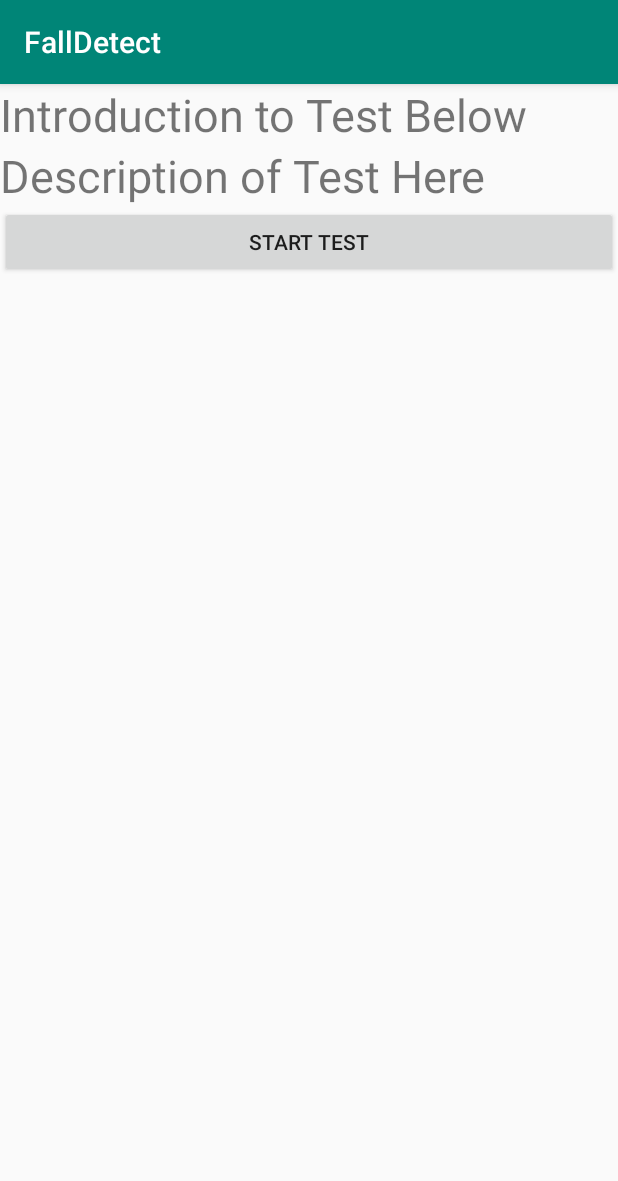
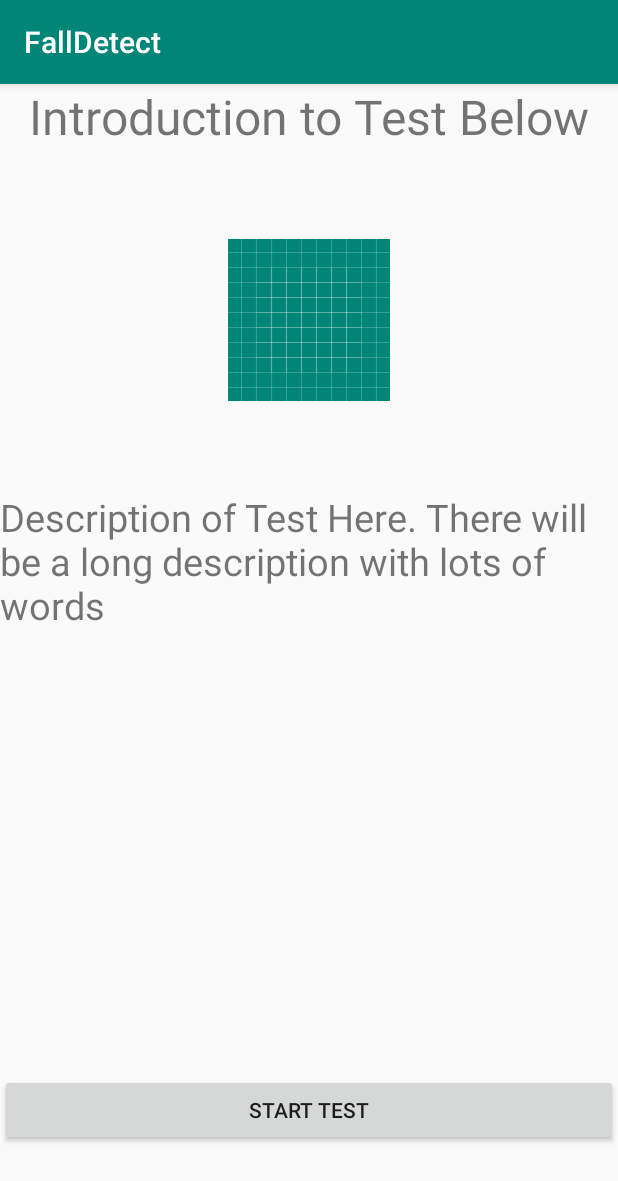
Before and after one commit to annae44/FallDetect, an Android app: the IntroductionActivity screen opened directly, with no data from a screen before it, on a phone screen of 412 x 824 dp. Shown: the top 1181 px of the screen. Run offline under Robolectric (Android 15) with nearby library versions, the phone set to English and light mode, and no system bars.

Commit message:
Introduction Page - More Details pt2

```diff
--- a/app/src/main/res/layout/introduction.xml
+++ b/app/src/main/res/layout/introduction.xml
@@ -7,45 +7,51 @@
     android:layout_height="match_parent">
 
     <TextView
-        android:layout_width="match_parent"
+        android:layout_width="wrap_content"
         android:layout_height="wrap_content"
+        android:layout_gravity="center_horizontal"
         android:text="@string/intro_label"
-        android:textSize="30sp">
+        android:textSize="32sp">
+    </TextView>
 
-    </TextView>
 
     <LinearLayout
         android:layout_width="match_parent"
-        android:layout_height="wrap_content">
-
+        android:layout_height="wrap_content"
+        android:paddingTop="60dp"
+        android:orientation="vertical">
 
         <ImageView
-            android:id="@+id/imageView"
+            android:id="@+id/imageView1"
             android:layout_width="wrap_content"
             android:layout_height="wrap_content"
-            tools:srcCompat="@tools:sample/avatars[1]" />
+            android:layout_gravity="center_horizontal"
+            android:src="@drawable/ic_launcher_background" />
 
-        <ImageView
-            android:id="@+id/imageView2"
+        <TextView
             android:layout_width="wrap_content"
             android:layout_height="wrap_content"
-            tools:srcCompat="@tools:sample/avatars[1]" />
+            android:paddingTop="60dp"
+            android:text="@string/intro_description"
+            android:textSize="25sp">
+        </TextView>
 
     </LinearLayout>
 
-    <TextView
+    <androidx.constraintlayout.widget.ConstraintLayout
         android:layout_width="match_parent"
-        android:layout_height="wrap_content"
-        android:text="@string/intro_description"
-        android:textSize="30sp">
+        android:layout_height="match_parent">
 
-    </TextView>
+        <Button
+            android:id="@+id/start_button"
+            android:layout_width="match_parent"
+            android:layout_height="wrap_content"
+            android:layout_marginBottom="60dp"
+            android:text="@string/start_test_label"
+            app:layout_constraintBottom_toBottomOf="parent"
+            app:layout_constraintEnd_toEndOf="parent"
+            app:layout_constraintStart_toStartOf="parent" />
 
-    <Button
-        android:id="@+id/start_button"
-        android:layout_width="match_parent"
-        android:layout_height="wrap_content"
-        android:text="@string/start_test_label" />
-
+    </androidx.constraintlayout.widget.ConstraintLayout>
 
 </LinearLayout>
--- a/app/src/main/res/values/strings.xml
+++ b/app/src/main/res/values/strings.xml
@@ -3,6 +3,7 @@
     <string name="begin_test_label">Begin Test</string>
     <string name="intro_label">Introduction to Test Below</string>
     <string name="start_test_label">Start Test</string>
-    <string name="intro_description">Description of Test Here</string>
+    <string name="intro_description">Description of Test Here. There will be a long description
+                                     with lots of words</string>
     <string name="prepare_text">Please Put your phone in the pocket</string>
 </resources>
```
